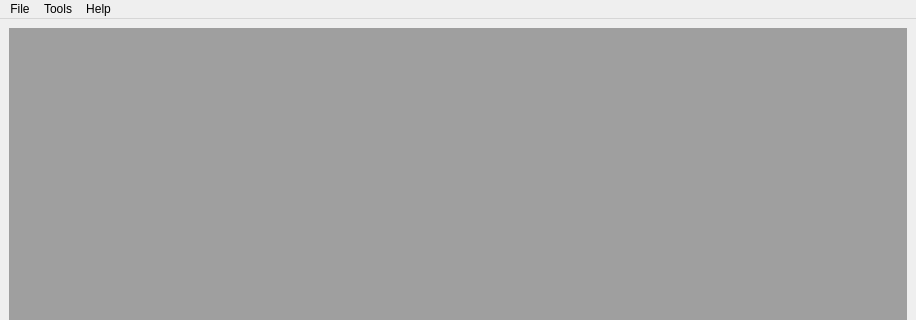
imyu37/glassplotter, file src/mainwindow.ui: the form before one commit; both pictures show x 0 to 916 and y 0 to 320 of the 916 by 675 pixel window.
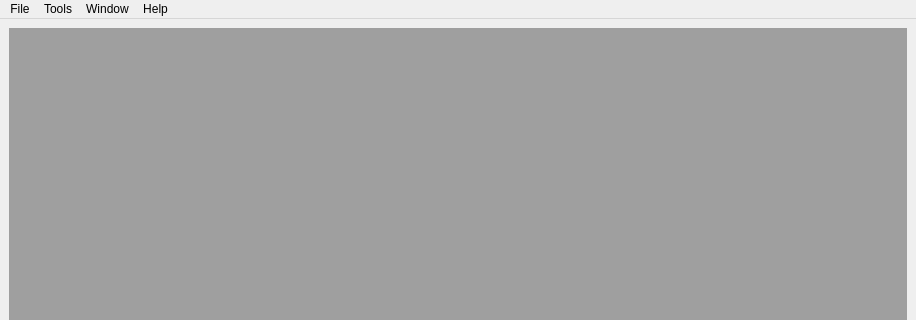
The form after the commit.

Diff of the .ui file:
```diff
--- a/src/mainwindow.ui
+++ b/src/mainwindow.ui
@@ -51,6 +51,13 @@
     <addaction name="action_DispersionPlot"/>
     <addaction name="action_TransmittancePlot"/>
     <addaction name="separator"/>
+   </widget>
+   <widget class="QMenu" name="menuWindow">
+    <property name="title">
+     <string>Window</string>
+    </property>
+    <addaction name="action_Tile"/>
+    <addaction name="action_Cascade"/>
     <addaction name="action_CloseAll"/>
    </widget>
    <widget class="QMenu" name="menuHelp">
@@ -61,6 +68,7 @@
    </widget>
    <addaction name="menuFile"/>
    <addaction name="menuTools"/>
+   <addaction name="menuWindow"/>
    <addaction name="menuHelp"/>
   </widget>
   <widget class="QStatusBar" name="statusbar"/>
```
Left out of the diff: 24 changed lines with no effect on the pictures.
